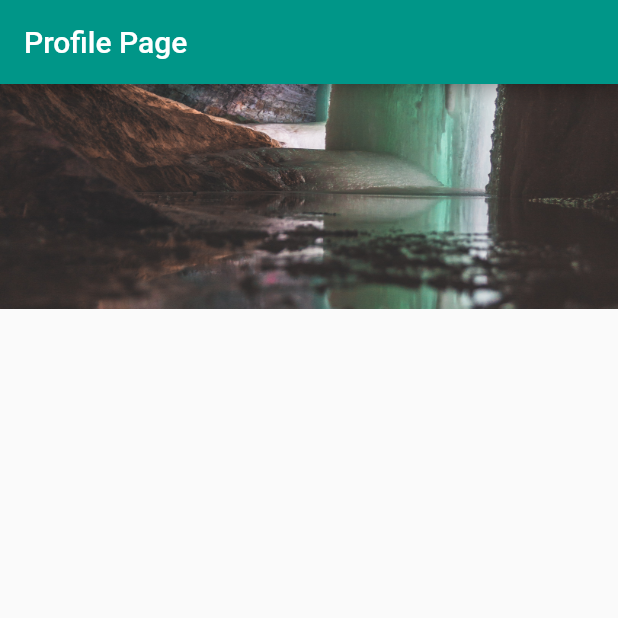
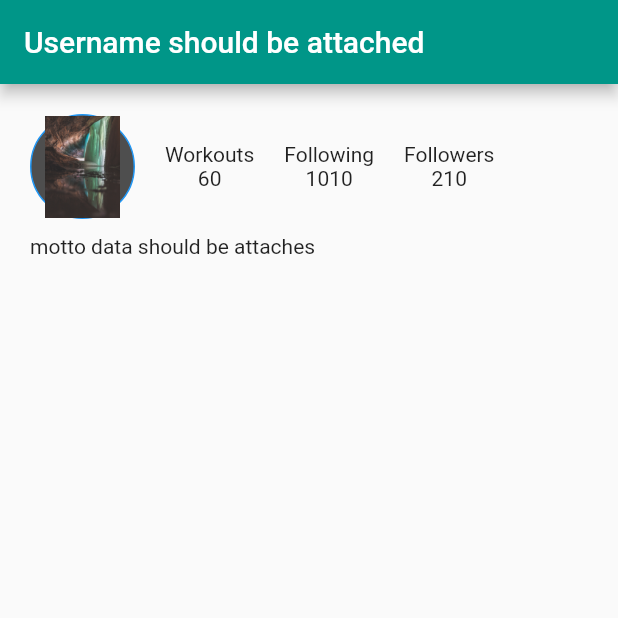
Before and after one commit to Emanuel-Ordonez/Book_Loaning_App, a Flutter app: the screen it shows after launch, on a phone screen of 412 x 824 dp, the top half of it. Run offline on Flutter 3.47's test engine with Material 2 defaults, Android fonts, the light colour scheme and no system bars.

Commit message:
making good advance on profile page

```diff
--- a/lib/navigation/components/profilePage.dart
+++ b/lib/navigation/components/profilePage.dart
@@ -29,32 +29,83 @@ class _ProfilePageState extends State<ProfilePage> {
     // fast, so that you can just rebuild anything that needs updating rather
     // than having to individually change instances of widgets.
     return Scaffold(
-      appBar: AppBar(title: Text('Profile Page')),
+      //while have username on appBar
+      appBar: AppBar(title: Text('Username should be attached')),
+
       body: Center(
+        child: Column(children: [
+          userDetails(),
+          Container(),
+        ]),
+      ),
+    );
+  }
+
+  Widget userDetails() {
+    return Container(
+      height: 200,
+      padding: const EdgeInsets.all(20.0),
       child: Column(
         children: [
+          topRowUserDetail(),
           Container(
-              height: 150,
-              child: Stack(
-                children: [
-                  Align(
-                    alignment: Alignment(0, 0),
+            padding: const EdgeInsets.only(top: 10),
+            width: double.maxFinite,
+            child: Text(
+              'motto data should be attaches'
+
+            ),
+          ),
+        ],
+      ),
+    );
+  }
+
+  Widget topRowUserDetail() {
+    return Row(children: [
+      Container(
+        height: 70,
+        width: 70,
+        decoration: BoxDecoration(
+          color: Color.fromARGB(175, 0, 0, 0),
+          borderRadius: BorderRadius.circular(50),
+          border: Border.all(
+            color: Colors.blue,
+          ),
+        ),
         child: Image.asset(
           'assets/images/loginImage.jpg',
           width: double.maxFinite,
           height: double.maxFinite,
-                      fit: BoxFit.cover,
-                    ),
-                  ),
-                ],
         ),
       ),
       Container(
+        padding: const EdgeInsets.only(left: 20),
+        child: Row(children: [
+          userFollowing('Workouts', 60),
+          Padding(
+            padding: const EdgeInsets.only(left: 20, right: 20),
+            child: userFollowing('Following', 1010),
+          ),
+          userFollowing('Followers', 210),
+        ]),
+      ),
+    ]);
+  }
 
+  Widget userFollowing(String title, int num) {
+    return Column(
+      children: [
+        Text(
+          title,
         ),
-          ]
+        Text(
+          num.toString(),
         ),
-      ),
+      ],
     );
   }
+
+
+
 }
```
Lines whose indentation alone changed are shown as unchanged.
